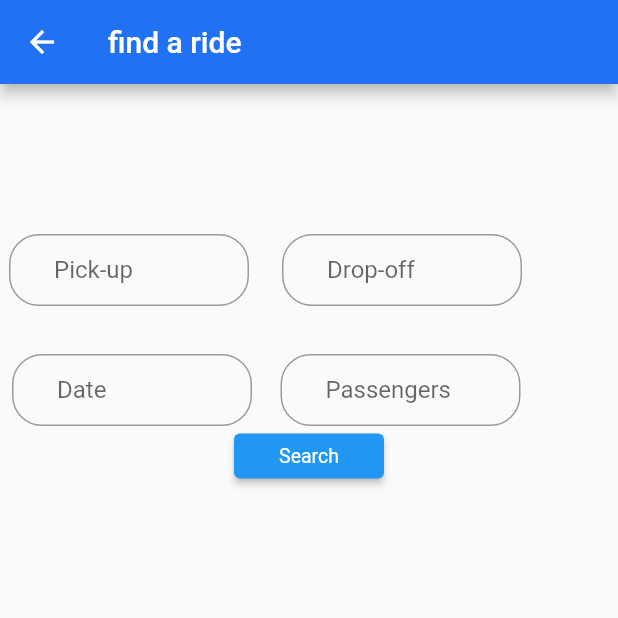
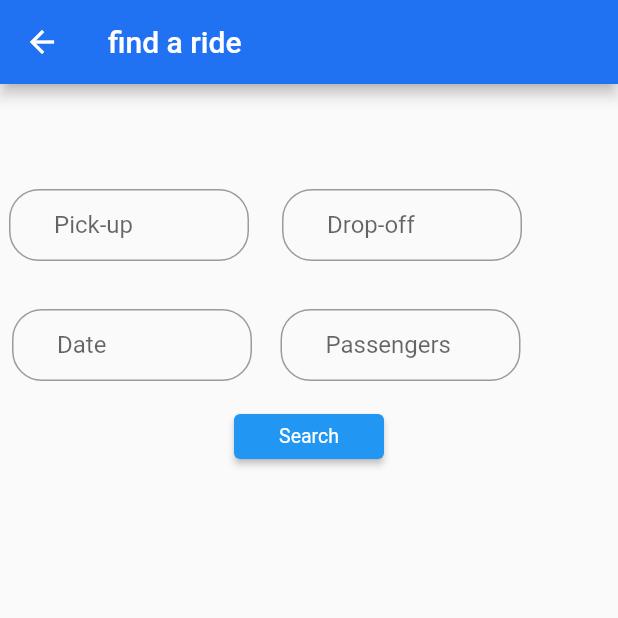
Before and after one commit to 12mohaned/fe_tare2k, a Flutter app: the FindRide screen opened directly, on a phone screen of 412 x 824 dp, the top half of it. Run offline on Flutter 3.47's test engine with Material 2 defaults, Android fonts, the light colour scheme and no system bars.

```diff
--- a/lib/views/authentication/Login.dart
+++ b/lib/views/authentication/Login.dart
@@ -1,4 +1,4 @@
-import 'package:fe_tare2k/views/shared/Home.dart';
+import 'package:fe_tare2k/views/core_views/Home.dart';
 import 'package:flutter/material.dart';
 
 
--- a/lib/views/authentication/Signup.dart
+++ b/lib/views/authentication/Signup.dart
@@ -1,5 +1,5 @@
 import 'package:flutter/material.dart';
-import 'package:fe_tare2k/views/shared/Home.dart';
+import 'package:fe_tare2k/views/core_views/Home.dart';
 
 final GlobalKey<FormState> _formkey = GlobalKey<FormState>();
 
--- a/lib/views/Profile.dart
+++ b/lib/views/core_views/Profile.dart
@@ -61,7 +61,7 @@
   return
     Column( children:[
       IconButton(
-        icon: const Icon(Icons.access_time_outlined),
+        icon: const Icon(Icons.drive_eta_rounded),
         onPressed: () {
         },
       ),
--- /dev/null
+++ b/lib/views/core_views/find-ride.dart
@@ -0,0 +1,137 @@
+import 'package:flutter/material.dart';
+
+class FindRide extends StatefulWidget {
+  FindRide({Key? key, required this.title}) : super(key: key);
+
+  final String title;
+
+  @override
+  _FindRideState createState() => _FindRideState();
+}
+
+class _FindRideState extends State<FindRide> {
+  @override
+  Widget build(BuildContext context) {
+    final ButtonStyle style =
+    ElevatedButton.styleFrom(textStyle: const TextStyle(fontSize: 13));
+    return Scaffold(
+      appBar: AppBar(
+        title: Text(widget.title),
+        backgroundColor: Color.fromRGBO(33, 114, 243, 1),
+      ),
+      body: Center(
+        child: Column(children:[RideForm(),
+          SizedBox(
+            width: 2,
+            height: 20,
+          ),
+          SizedBox(
+            width: 100,
+            height: 30,
+            child:
+            ElevatedButton(
+              style: style,
+              onPressed: () {},
+              child: const Text('Search'),
+
+            ),
+          ),]),
+      ),
+    );
+  }
+}
+// The form responsible for reserving a ride
+class RideForm extends StatefulWidget{
+  @override
+  State<StatefulWidget> createState() {
+    return RideFormState();
+  }
+}
+
+class RideFormState extends State<RideForm> {
+  // Create a global key that uniquely identifies the Form widget
+  // and allows validation of the form.
+  //
+  // Note: This is a `GlobalKey<FormState>`,
+  final _formKey = GlobalKey<FormState>();
+
+  @override
+  Widget build(BuildContext context) {
+    return
+      Row(children:<Widget>[
+        Column(children:<Widget>[
+          Padding(
+            padding: EdgeInsets.fromLTRB(6,70,10,10),
+            child: SizedBox(
+              width: 160,
+              height: 50,
+              child:
+              TextFormField(
+                decoration: InputDecoration(
+                    border: OutlineInputBorder(borderRadius: BorderRadius.circular(20.0)),
+                    hintText: 'Pick-up',
+                    contentPadding: new EdgeInsets.symmetric(horizontal : 30,vertical: 5)
+                ),
+              ),
+            ),
+          ),
+          SizedBox(
+            width: 10,
+            height: 20,
+          ),
+          SizedBox(
+            width: 160,
+            height: 50,
+            child:
+            TextFormField(
+              decoration: InputDecoration(
+                  border: OutlineInputBorder(borderRadius: BorderRadius.circular(20.0)),
+                  hintText: 'Date',
+                  contentPadding: new EdgeInsets.symmetric(horizontal : 30,vertical: 5)
+              ),
+            ),
+          ),
+
+        ],
+        ),
+        Column(children:<Widget>[
+          Padding(
+            padding: EdgeInsets.fromLTRB(12,70,10,10),
+            child: SizedBox(
+              width: 160,
+              height: 50,
+              child:
+              TextFormField(
+                decoration: InputDecoration(
+                    border: OutlineInputBorder(borderRadius: BorderRadius.circular(20.0)),
+                    hintText: 'Drop-off',
+                    contentPadding: new EdgeInsets.symmetric(horizontal : 30,vertical: 5)
+                ),
+              ),
+            ),
+          ),
+          SizedBox(
+            width: 10,
+            height: 20,
+          ),
+          SizedBox(
+            width: 160,
+            height: 50,
+            child:
+            TextFormField(
+              decoration: InputDecoration(
+                  border: OutlineInputBorder(borderRadius: BorderRadius.circular(20.0)),
+                  hintText: 'Passengers',
+                  contentPadding: new EdgeInsets.symmetric(horizontal : 30,vertical: 5)
+              ),
+            ),
+          ),
+
+        ],
+        ),
+
+      ],
+
+      );
+  }
+}
```
Also changed, not shown: lib/views/core_views/AddRide.dart (renamed from lib/views/find-ride.dart, +31 -16 lines), lib/views/core_views/Home.dart (renamed from lib/views/shared/Home.dart, +5 -4 lines), lib/views/core_views/MyRidePage.dart (renamed from lib/views/MyRidePage.dart).
